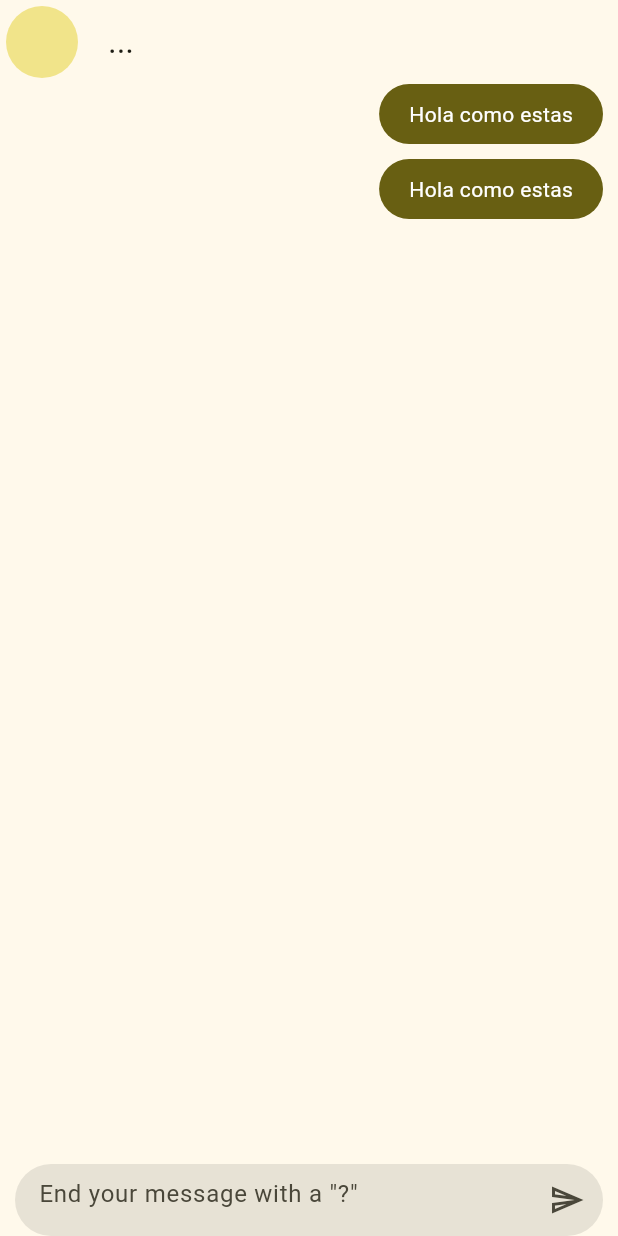
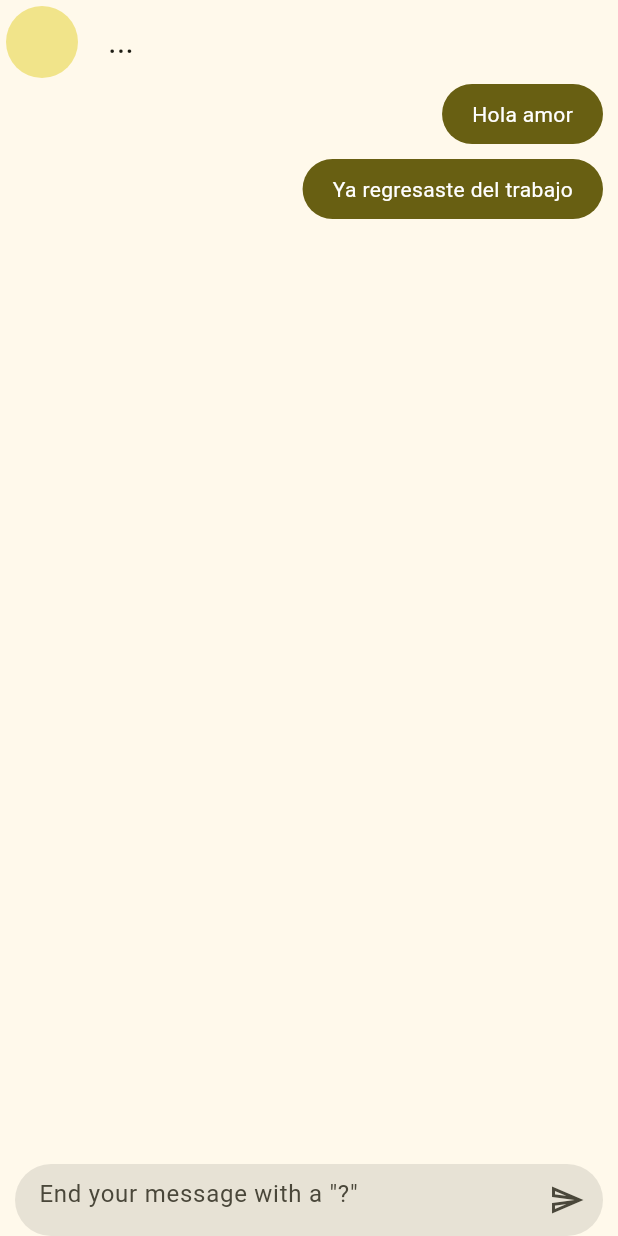
Before and after one commit to Erebuxs/Yes_No_App, a Flutter app: the screen it shows after launch, on a phone screen of 412 x 824 dp. Run offline on Flutter 3.47's test engine with Material 3 defaults, Android fonts, the phone set to English and light mode, and no system bars.

Commit message:
Se le agrego argumentos al widget

```diff
--- a/lib/presentation/screens/chat/chat_screen.dart
+++ b/lib/presentation/screens/chat/chat_screen.dart
@@ -45,7 +45,7 @@ class _ChatView extends StatelessWidget {
 
                 return (message.fromWho == FromWho.hers)
                   ? HerMessageBubble()
-                  : MyMessageBubble();
+                  : MyMessageBubble( message: message, );
               })
             ),
 
--- a/lib/presentation/widget/chat/my_message_bubble.dart
+++ b/lib/presentation/widget/chat/my_message_bubble.dart
@@ -1,7 +1,13 @@
 import 'package:flutter/material.dart';
+import 'package:yes_no_app/domain/entities/message.dart';
 
 class MyMessageBubble extends StatelessWidget {
-  const MyMessageBubble({super.key});
+
+  final Message message;
+  const MyMessageBubble({
+    super.key,
+    required this.message
+  });
 
   @override
   Widget build(BuildContext context) {
@@ -15,9 +21,9 @@ class MyMessageBubble extends StatelessWidget {
             color: colors.primary,
             borderRadius: BorderRadius.circular(20)
           ),
-          child: const Padding(
-            padding: EdgeInsets.symmetric(horizontal: 20, vertical: 10),
-            child: Text('Hola como estas', style: TextStyle(color: Colors.white),),
+          child: Padding(
+            padding: const EdgeInsets.symmetric(horizontal: 20, vertical: 10),
+            child: Text(message.text, style: const TextStyle(color: Colors.white),),
           ),
         ),
         const SizedBox(height: 10)
```
